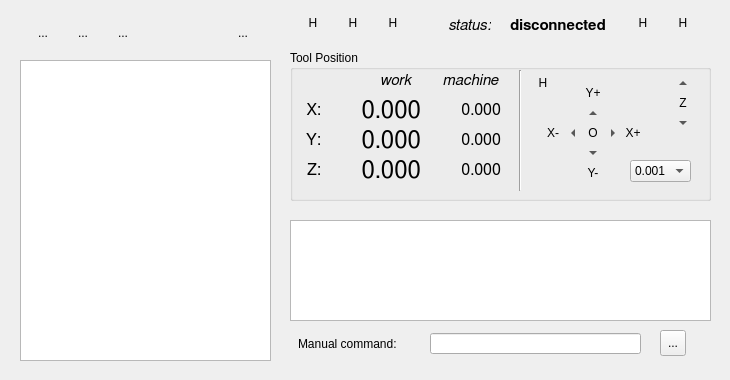
The window that src/mainwindow.ui (NRSoft/GSharpie) describes before a commit, drawn with Qt 5.
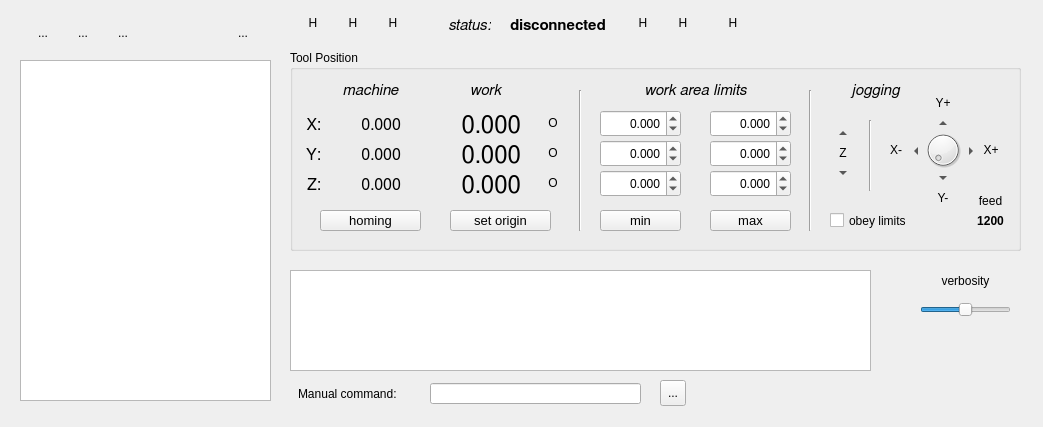
The same window after the commit. Icons and pictures are not drawn. Custom widgets are drawn as their Qt base class.

The edit to the form file:
```diff
--- a/src/mainwindow.ui
+++ b/src/mainwindow.ui
@@ -6,8 +6,8 @@
    <rect>
     <x>0</x>
     <y>0</y>
-    <width>730</width>
-    <height>380</height>
+    <width>1043</width>
+    <height>427</height>
    </rect>
   </property>
   <property name="sizePolicy">
@@ -18,14 +18,14 @@
   </property>
   <property name="minimumSize">
    <size>
-    <width>700</width>
-    <height>380</height>
+    <width>0</width>
+    <height>0</height>
    </size>
   </property>
   <property name="maximumSize">
    <size>
-    <width>750</width>
-    <height>380</height>
+    <width>1299</width>
+    <height>499</height>
    </size>
   </property>
   <property name="windowTitle">
@@ -36,8 +36,8 @@
     <property name="geometry">
      <rect>
       <x>290</x>
-      <y>220</y>
-      <width>421</width>
+      <y>270</y>
+      <width>581</width>
       <height>101</height>
      </rect>
     </property>
@@ -58,31 +58,18 @@
      <rect>
       <x>290</x>
       <y>50</y>
-      <width>421</width>
-      <height>151</height>
+      <width>731</width>
+      <height>201</height>
      </rect>
     </property>
     <property name="title">
      <string>Tool Position</string>
     </property>
-    <widget class="Line" name="line_2">
-     <property name="geometry">
-      <rect>
-       <x>220</x>
-       <y>20</y>
-       <width>20</width>
-       <height>121</height>
-      </rect>
-     </property>
-     <property name="orientation">
-      <enum>Qt::Vertical</enum>
-     </property>
-    </widget>
     <widget class="QLabel" name="label_7">
      <property name="geometry">
       <rect>
-       <x>380</x>
-       <y>40</y>
+       <x>540</x>
+       <y>90</y>
        <width>26</width>
        <height>26</height>
       </rect>
@@ -97,8 +84,8 @@
     <widget class="QLabel" name="label_4">
      <property name="geometry">
       <rect>
-       <x>80</x>
-       <y>20</y>
+       <x>170</x>
+       <y>30</y>
        <width>51</width>
        <height>21</height>
       </rect>
@@ -120,8 +107,8 @@
     <widget class="QLabel" name="label_5">
      <property name="geometry">
       <rect>
-       <x>150</x>
-       <y>20</y>
+       <x>50</x>
+       <y>30</y>
        <width>61</width>
        <height>21</height>
       </rect>
@@ -143,9 +130,9 @@
     <widget class="QLabel" name="label_WPosX">
      <property name="geometry">
       <rect>
-       <x>40</x>
-       <y>45</y>
-       <width>91</width>
+       <x>130</x>
+       <y>60</y>
+       <width>101</width>
        <height>30</height>
       </rect>
      </property>
@@ -165,9 +152,9 @@
     <widget class="QLabel" name="label_WPosY">
      <property name="geometry">
       <rect>
-       <x>40</x>
-       <y>75</y>
-       <width>91</width>
+       <x>130</x>
+       <y>90</y>
+       <width>101</width>
        <height>30</height>
       </rect>
      </property>
@@ -187,9 +174,9 @@
     <widget class="QLabel" name="label_WPosZ">
      <property name="geometry">
       <rect>
-       <x>40</x>
-       <y>105</y>
-       <width>91</width>
+       <x>130</x>
+       <y>120</y>
+       <width>101</width>
        <height>30</height>
       </rect>
      </property>
@@ -210,7 +197,7 @@
      <property name="geometry">
       <rect>
        <x>0</x>
-       <y>45</y>
+       <y>60</y>
        <width>31</width>
        <height>30</height>
       </rect>
@@ -232,7 +219,7 @@
      <property name="geometry">
       <rect>
        <x>0</x>
-       <y>75</y>
+       <y>90</y>
        <width>31</width>
        <height>30</height>
       </rect>
@@ -254,7 +241,7 @@
      <property name="geometry">
       <rect>
        <x>0</x>
-       <y>105</y>
+       <y>120</y>
        <width>31</width>
        <height>30</height>
       </rect>
@@ -275,8 +262,8 @@
     <widget class="QLabel" name="label_MPosZ">
      <property name="geometry">
       <rect>
-       <x>140</x>
-       <y>110</y>
+       <x>40</x>
+       <y>125</y>
        <width>71</width>
        <height>20</height>
       </rect>
@@ -297,8 +284,8 @@
     <widget class="QLabel" name="label_MPosY">
      <property name="geometry">
       <rect>
-       <x>140</x>
-       <y>80</y>
+       <x>40</x>
+       <y>95</y>
        <width>71</width>
        <height>20</height>
       </rect>
@@ -319,8 +306,8 @@
     <widget class="QLabel" name="label_MPosX">
      <property name="geometry">
       <rect>
-       <x>130</x>
-       <y>50</y>
+       <x>30</x>
+       <y>65</y>
        <width>81</width>
        <height>20</height>
       </rect>
@@ -341,8 +328,8 @@
     <widget class="QLabel" name="label_9">
      <property name="geometry">
       <rect>
-       <x>250</x>
-       <y>70</y>
+       <x>593</x>
+       <y>87</y>
        <width>26</width>
        <height>26</height>
       </rect>
@@ -357,8 +344,8 @@
     <widget class="QToolButton" name="btnJogL">
      <property name="geometry">
       <rect>
-       <x>270</x>
-       <y>70</y>
+       <x>613</x>
+       <y>88</y>
        <width>26</width>
        <height>26</height>
       </rect>
@@ -379,37 +366,14 @@
     <widget class="QToolButton" name="btnSetOrigin">
      <property name="geometry">
       <rect>
-       <x>290</x>
-       <y>70</y>
+       <x>668</x>
+       <y>88</y>
        <width>26</width>
        <height>26</height>
       </rect>
      </property>
      <property name="toolTip">
-      <string>&lt;html&gt;&lt;head/&gt;&lt;body&gt;&lt;p&gt;Set origin&lt;/p&gt;&lt;/body&gt;&lt;/html&gt;</string>
-     </property>
-     <property name="text">
-      <string>O</string>
-     </property>
-     <property name="icon">
-      <iconset resource="gsharpie.qrc">
-       <normaloff>:/icons/icons/origin.gif</normaloff>:/icons/icons/origin.gif</iconset>
-     </property>
-     <property name="autoRaise">
-      <bool>true</bool>
-     </property>
-    </widget>
-    <widget class="QToolButton" name="btnJogR">
-     <property name="geometry">
-      <rect>
-       <x>310</x>
-       <y>70</y>
-       <width>26</width>
-       <height>26</height>
-      </rect>
-     </property>
-     <property name="toolTip">
-      <string>&lt;html&gt;&lt;head/&gt;&lt;body&gt;&lt;p&gt;Move right&lt;/p&gt;&lt;/body&gt;&lt;/html&gt;</string>
+      <string>&lt;html&gt;&lt;head/&gt;&lt;body&gt;&lt;p&gt;Jog right&lt;/p&gt;&lt;/body&gt;&lt;/html&gt;</string>
      </property>
      <property name="text">
       <string>...</string>
@@ -424,8 +388,8 @@
     <widget class="QLabel" name="label_8">
      <property name="geometry">
       <rect>
-       <x>330</x>
-       <y>70</y>
+       <x>688</x>
+       <y>87</y>
        <width>26</width>
        <height>26</height>
       </rect>
@@ -440,8 +404,8 @@
     <widget class="QToolButton" name="btnJogB">
      <property name="geometry">
       <rect>
-       <x>290</x>
-       <y>90</y>
+       <x>640</x>
+       <y>115</y>
        <width>26</width>
        <height>26</height>
       </rect>
@@ -462,8 +426,8 @@
     <widget class="QLabel" name="label_11">
      <property name="geometry">
       <rect>
-       <x>290</x>
-       <y>110</y>
+       <x>640</x>
+       <y>135</y>
        <width>26</width>
        <height>26</height>
       </rect>
@@ -478,8 +442,8 @@
     <widget class="QToolButton" name="btnJogF">
      <property name="geometry">
       <rect>
-       <x>290</x>
-       <y>50</y>
+       <x>640</x>
+       <y>60</y>
        <width>26</width>
        <height>26</height>
       </rect>
@@ -500,8 +464,8 @@
     <widget class="QLabel" name="label_10">
      <property name="geometry">
       <rect>
-       <x>290</x>
-       <y>30</y>
+       <x>640</x>
+       <y>40</y>
        <width>26</width>
        <height>26</height>
       </rect>
@@ -516,37 +480,14 @@
     <widget class="QToolButton" name="btnHoming">
      <property name="geometry">
       <rect>
-       <x>240</x>
-       <y>20</y>
+       <x>540</x>
+       <y>70</y>
        <width>26</width>
        <height>26</height>
       </rect>
      </property>
      <property name="toolTip">
-      <string>&lt;html&gt;&lt;head/&gt;&lt;body&gt;&lt;p&gt;Homing cycle&lt;/p&gt;&lt;/body&gt;&lt;/html&gt;</string>
-     </property>
-     <property name="text">
-      <string>H</string>
-     </property>
-     <property name="icon">
-      <iconset resource="gsharpie.qrc">
-       <normaloff>:/icons/icons/home.png</normaloff>:/icons/icons/home.png</iconset>
-     </property>
-     <property name="autoRaise">
-      <bool>true</bool>
-     </property>
-    </widget>
-    <widget class="QToolButton" name="btnJogU">
-     <property name="geometry">
-      <rect>
-       <x>380</x>
-       <y>20</y>
-       <width>26</width>
-       <height>26</height>
-      </rect>
-     </property>
-     <property name="toolTip">
-      <string>&lt;html&gt;&lt;head/&gt;&lt;body&gt;&lt;p&gt;Move up&lt;/p&gt;&lt;/body&gt;&lt;/html&gt;</string>
+      <string>&lt;html&gt;&lt;head/&gt;&lt;body&gt;&lt;p&gt;Jog up&lt;/p&gt;&lt;/body&gt;&lt;/html&gt;</string>
      </property>
      <property name="text">
       <string>U</string>
@@ -561,8 +502,8 @@
     <widget class="QToolButton" name="btnJogD">
      <property name="geometry">
       <rect>
-       <x>380</x>
-       <y>60</y>
+       <x>540</x>
+       <y>110</y>
        <width>26</width>
        <height>26</height>
       </rect>
@@ -580,45 +521,457 @@
       <enum>Qt::DownArrow</enum>
      </property>
     </widget>
-    <widget class="QComboBox" name="comboJogDist">
+    <widget class="QToolButton" name="btn_setXOrigin">
+     <property name="geometry">
+      <rect>
+       <x>250</x>
+       <y>60</y>
+       <width>26</width>
+       <height>26</height>
+      </rect>
+     </property>
+     <property name="toolTip">
+      <string>&lt;html&gt;&lt;head/&gt;&lt;body&gt;&lt;p&gt;Set X origin&lt;/p&gt;&lt;/body&gt;&lt;/html&gt;</string>
+     </property>
+     <property name="text">
+      <string>O</string>
+     </property>
+     <property name="icon">
+      <iconset resource="gsharpie.qrc">
+       <normaloff>:/icons/icons/origin.gif</normaloff>:/icons/icons/origin.gif</iconset>
+     </property>
+     <property name="autoRaise">
+      <bool>true</bool>
+     </property>
+    </widget>
+    <widget class="QToolButton" name="btn_setYOrigin">
+     <property name="geometry">
+      <rect>
+       <x>250</x>
+       <y>90</y>
+       <width>26</width>
+       <height>26</height>
+      </rect>
+     </property>
+     <property name="toolTip">
+      <string>&lt;html&gt;&lt;head/&gt;&lt;body&gt;&lt;p&gt;Set Y origin&lt;/p&gt;&lt;/body&gt;&lt;/html&gt;</string>
+     </property>
+     <property name="text">
+      <string>O</string>
+     </property>
+     <property name="icon">
+      <iconset resource="gsharpie.qrc">
+       <normaloff>:/icons/icons/origin.gif</normaloff>:/icons/icons/origin.gif</iconset>
+     </property>
+     <property name="autoRaise">
+      <bool>true</bool>
+     </property>
+    </widget>
+    <widget class="QToolButton" name="btn_setZOrigin">
+     <property name="geometry">
+      <rect>
+       <x>250</x>
+       <y>120</y>
+       <width>26</width>
+       <height>26</height>
+      </rect>
+     </property>
+     <property name="toolTip">
+      <string>&lt;html&gt;&lt;head/&gt;&lt;body&gt;&lt;p&gt;Set Z origin&lt;/p&gt;&lt;/body&gt;&lt;/html&gt;</string>
+     </property>
+     <property name="text">
+      <string>O</string>
+     </property>
+     <property name="icon">
+      <iconset resource="gsharpie.qrc">
+       <normaloff>:/icons/icons/origin.gif</normaloff>:/icons/icons/origin.gif</iconset>
+     </property>
+     <property name="autoRaise">
+      <bool>true</bool>
+     </property>
+    </widget>
+    <widget class="QLabel" name="label_13">
+     <property name="geometry">
+      <rect>
+       <x>550</x>
+       <y>30</y>
+       <width>71</width>
+       <height>21</height>
+      </rect>
+     </property>
+     <property name="font">
+      <font>
+       <family>FreeSans</family>
+       <pointsize>11</pointsize>
+       <italic>true</italic>
+      </font>
+     </property>
+     <property name="text">
+      <string>jogging</string>
+     </property>
+     <property name="alignment">
+      <set>Qt::AlignCenter</set>
+     </property>
+    </widget>
+    <widget class="Line" name="line">
+     <property name="geometry">
+      <rect>
+       <x>280</x>
+       <y>40</y>
+       <width>20</width>
+       <height>141</height>
+      </rect>
+     </property>
+     <property name="orientation">
+      <enum>Qt::Vertical</enum>
+     </property>
+    </widget>
+    <widget class="Line" name="line_2">
+     <property name="geometry">
+      <rect>
+       <x>510</x>
+       <y>40</y>
+       <width>20</width>
+       <height>141</height>
+      </rect>
+     </property>
+     <property name="orientation">
+      <enum>Qt::Vertical</enum>
+     </property>
+    </widget>
+    <widget class="QPushButton" name="btn_homing">
+     <property name="geometry">
+      <rect>
+       <x>30</x>
+       <y>160</y>
+       <width>101</width>
+       <height>21</height>
+      </rect>
+     </property>
+     <property name="font">
+      <font>
+       <pointsize>10</pointsize>
+      </font>
+     </property>
+     <property name="toolTip">
+      <string>&lt;html&gt;&lt;head/&gt;&lt;body&gt;&lt;p&gt;Homing cycle&lt;/p&gt;&lt;/body&gt;&lt;/html&gt;</string>
+     </property>
+     <property name="text">
+      <string>homing</string>
+     </property>
+    </widget>
+    <widget class="QPushButton" name="btn_setXYZOrigin">
+     <property name="geometry">
+      <rect>
+       <x>160</x>
+       <y>160</y>
+       <width>101</width>
+       <height>21</height>
+      </rect>
+     </property>
+     <property name="font">
+      <font>
+       <pointsize>10</pointsize>
+      </font>
+     </property>
+     <property name="toolTip">
+      <string>&lt;html&gt;&lt;head/&gt;&lt;body&gt;&lt;p&gt;Set XYZ origin&lt;/p&gt;&lt;/body&gt;&lt;/html&gt;</string>
+     </property>
+     <property name="text">
+      <string>set origin</string>
+     </property>
+    </widget>
+    <widget class="QLabel" name="label_14">
      <property name="geometry">
       <rect>
        <x>340</x>
-       <y>110</y>
-       <width>61</width>
-       <height>22</height>
+       <y>30</y>
+       <width>131</width>
+       <height>21</height>
       </rect>
      </property>
-     <item>
-      <property name="text">
-       <string>0.001</string>
-      </property>
-     </item>
-     <item>
-      <property name="text">
-       <string>0.01</string>
-      </property>
-     </item>
-     <item>
-      <property name="text">
-       <string>0.1</string>
-      </property>
-     </item>
-     <item>
-      <property name="text">
-       <string>1.0</string>
-      </property>
-     </item>
-     <item>
-      <property name="text">
-       <string>10</string>
-      </property>
-     </item>
-     <item>
-      <property name="text">
-       <string>100</string>
-      </property>
-     </item>
+     <property name="font">
+      <font>
+       <family>FreeSans</family>
+       <pointsize>11</pointsize>
+       <italic>true</italic>
+      </font>
+     </property>
+     <property name="text">
+      <string>work area limits</string>
+     </property>
+     <property name="alignment">
+      <set>Qt::AlignCenter</set>
+     </property>
+    </widget>
+    <widget class="QPushButton" name="btn_setMinLimit">
+     <property name="geometry">
+      <rect>
+       <x>310</x>
+       <y>160</y>
+       <width>81</width>
+       <height>21</height>
+      </rect>
+     </property>
+     <property name="font">
+      <font>
+       <pointsize>10</pointsize>
+      </font>
+     </property>
+     <property name="toolTip">
+      <string>&lt;html&gt;&lt;head/&gt;&lt;body&gt;&lt;p&gt;Set to current&lt;/p&gt;&lt;/body&gt;&lt;/html&gt;</string>
+     </property>
+     <property name="text">
+      <string>min</string>
+     </property>
+    </widget>
+    <widget class="QDoubleSpinBox" name="spin_minX">
+     <property name="geometry">
+      <rect>
+       <x>310</x>
+       <y>60</y>
+       <width>81</width>
+       <height>27</height>
+      </rect>
+     </property>
+     <property name="alignment">
+      <set>Qt::AlignRight|Qt::AlignTrailing|Qt::AlignVCenter</set>
+     </property>
+     <property name="suffix">
+      <string/>
+     </property>
+     <property name="decimals">
+      <number>3</number>
+     </property>
+     <property name="minimum">
+      <double>-999.999000000000024</double>
+     </property>
+     <property name="maximum">
+      <double>999.999000000000024</double>
+     </property>
+    </widget>
+    <widget class="QDoubleSpinBox" name="spin_minY">
+     <property name="geometry">
+      <rect>
+       <x>310</x>
+       <y>90</y>
+       <width>81</width>
+       <height>27</height>
+      </rect>
+     </property>
+     <property name="alignment">
+      <set>Qt::AlignRight|Qt::AlignTrailing|Qt::AlignVCenter</set>
+     </property>
+     <property name="suffix">
+      <string/>
+     </property>
+     <property name="decimals">
+      <number>3</number>
+     </property>
+     <property name="minimum">
+      <double>-999.999000000000024</double>
+     </property>
+     <property name="maximum">
+      <double>999.999000000000024</double>
+     </property>
+    </widget>
+    <widget class="QDoubleSpinBox" name="spin_minZ">
+     <property name="geometry">
+      <rect>
+       <x>310</x>
+       <y>120</y>
+       <width>81</width>
+       <height>27</height>
+      </rect>
+     </property>
+     <property name="alignment">
+      <set>Qt::AlignRight|Qt::AlignTrailing|Qt::AlignVCenter</set>
+     </property>
+     <property name="suffix">
+      <string/>
+     </property>
+     <property name="decimals">
+      <number>3</number>
+     </property>
+     <property name="minimum">
+      <double>-999.999000000000024</double>
+     </property>
+     <property name="maximum">
+      <double>999.999000000000024</double>
+     </property>
+    </widget>
+    <widget class="QDoubleSpinBox" name="spin_maxX">
+     <property name="geometry">
+      <rect>
+       <x>420</x>
+       <y>60</y>
+       <width>81</width>
+       <height>27</height>
+      </rect>
+     </property>
+     <property name="alignment">
+      <set>Qt::AlignRight|Qt::AlignTrailing|Qt::AlignVCenter</set>
+     </property>
+     <property name="suffix">
+      <string/>
+     </property>
+     <property name="decimals">
+      <number>3</number>
+     </property>
+     <property name="minimum">
+      <double>-999.999000000000024</double>
+     </property>
+     <property name="maximum">
+      <double>999.999000000000024</double>
+     </property>
+    </widget>
+    <widget class="QPushButton" name="btn_setMaxLimit">
+     <property name="geometry">
+      <rect>
+       <x>420</x>
+       <y>160</y>
+       <width>81</width>
+       <height>21</height>
+      </rect>
+     </property>
+     <property name="font">
+      <font>
+       <pointsize>10</pointsize>
+      </font>
+     </property>
+     <property name="toolTip">
+      <string>&lt;html&gt;&lt;head/&gt;&lt;body&gt;&lt;p&gt;Set to current&lt;/p&gt;&lt;/body&gt;&lt;/html&gt;</string>
+     </property>
+     <property name="text">
+      <string>max</string>
+     </property>
+    </widget>
+    <widget class="QDoubleSpinBox" name="spin_maxZ">
+     <property name="geometry">
+      <rect>
+       <x>420</x>
+       <y>120</y>
+       <width>81</width>
+       <height>27</height>
+      </rect>
+     </property>
+     <property name="alignment">
+      <set>Qt::AlignRight|Qt::AlignTrailing|Qt::AlignVCenter</set>
+     </property>
+     <property name="suffix">
+      <string/>
+     </property>
+     <property name="decimals">
+      <number>3</number>
+     </property>
+     <property name="minimum">
+      <double>-999.999000000000024</double>
+     </property>
+     <property name="maximum">
+      <double>999.999000000000024</double>
+     </property>
+    </widget>
+    <widget class="QDoubleSpinBox" name="spin_maxY">
+     <property name="geometry">
+      <rect>
+       <x>420</x>
+       <y>90</y>
+       <width>81</width>
+       <height>27</height>
+      </rect>
+     </property>
+     <property name="alignment">
+      <set>Qt::AlignRight|Qt::AlignTrailing|Qt::AlignVCenter</set>
+     </property>
+     <property name="suffix">
+      <string/>
+     </property>
+     <property name="decimals">
+      <number>3</number>
+     </property>
+     <property name="minimum">
+      <double>-999.999000000000024</double>
+     </property>
+     <property name="maximum">
+      <double>999.999000000000024</double>
+     </property>
+    </widget>
+    <widget class="QCheckBox" name="check_obeyLimits">
+     <property name="geometry">
+      <rect>
+       <x>540</x>
+       <y>160</y>
+       <width>91</width>
+       <height>21</height>
+      </rect>
+     </property>
+     <property name="text">
+      <string>obey limits</string>
+     </property>
+    </widget>
+    <widget class="QDial" name="dial_jogFeed">
+     <property name="geometry">
+      <rect>
+       <x>633</x>
+       <y>80</y>
+       <width>40</width>
+       <height>40</height>
+      </rect>
+     </property>
+     <property name="toolTip">
+      <string>&lt;html&gt;&lt;head/&gt;&lt;body&gt;&lt;p&gt;Adjust jog step&lt;/p&gt;&lt;/body&gt;&lt;/html&gt;</string>
+     </property>
+    </widget>
+    <widget class="QLabel" name="label_jogFeed">
+     <property name="geometry">
+      <rect>
+       <x>680</x>
+       <y>160</y>
+       <width>41</width>
+       <height>21</height>
+      </rect>
+     </property>
+     <property name="font">
+      <font>
+       <weight>75</weight>
+       <bold>true</bold>
+      </font>
+     </property>
+     <property name="text">
+      <string>1200</string>
+     </property>
+     <property name="alignment">
+      <set>Qt::AlignCenter</set>
+     </property>
+    </widget>
+    <widget class="Line" name="line_4">
+     <property name="geometry">
+      <rect>
+       <x>570</x>
+       <y>70</y>
+       <width>20</width>
+       <height>71</height>
+      </rect>
+     </property>
+     <property name="orientation">
+      <enum>Qt::Vertical</enum>
+     </property>
+    </widget>
+    <widget class="QLabel" name="label_15">
+     <property name="geometry">
+      <rect>
+       <x>680</x>
+       <y>140</y>
+       <width>41</width>
+       <height>21</height>
+      </rect>
+     </property>
+     <property name="text">
+      <string>feed</string>
+     </property>
+     <property name="alignment">
+      <set>Qt::AlignCenter</set>
+     </property>
     </widget>
    </widget>
    <widget class="QLabel" name="label_Status">
@@ -810,7 +1163,7 @@
       <x>20</x>
       <y>60</y>
       <width>251</width>
-      <height>301</height>
+      <height>341</height>
      </rect>
     </property>
    </widget>
@@ -894,7 +1247,7 @@
     <property name="geometry">
      <rect>
       <x>430</x>
-      <y>333</y>
+      <y>383</y>
       <width>211</width>
       <height>21</height>
      </rect>
@@ -904,7 +1257,7 @@
     <property name="geometry">
      <rect>
       <x>660</x>
-      <y>330</y>
+      <y>380</y>
       <width>26</width>
       <height>26</height>
      </rect>
@@ -921,7 +1274,7 @@
     <property name="geometry">
      <rect>
       <x>298</x>
-      <y>333</y>
+      <y>383</y>
       <width>111</width>
       <height>21</height>
      </rect>
@@ -930,6 +1283,64 @@
      <string>Manual command:</string>
     </property>
    </widget>
+   <widget class="QToolButton" name="btnHoming1">
+    <property name="geometry">
+     <rect>
+      <x>720</x>
+      <y>10</y>
+      <width>26</width>
+      <height>26</height>
+     </rect>
+    </property>
+    <property name="toolTip">
+     <string>&lt;html&gt;&lt;head/&gt;&lt;body&gt;&lt;p&gt;Homing cycle&lt;/p&gt;&lt;/body&gt;&lt;/html&gt;</string>
+    </property>
+    <property name="text">
+     <string>H</string>
+    </property>
+    <property name="icon">
+     <iconset resource="gsharpie.qrc">
+      <normaloff>:/icons/icons/home.png</normaloff>:/icons/icons/home.png</iconset>
+    </property>
+    <property name="autoRaise">
+     <bool>true</bool>
+    </property>
+   </widget>
+   <widget class="QLabel" name="label_16">
+    <property name="geometry">
+     <rect>
+      <x>910</x>
+      <y>270</y>
+      <width>111</width>
+      <height>21</height>
+     </rect>
+    </property>
+    <property name="text">
+     <string>verbosity</string>
+    </property>
+    <property name="alignment">
+     <set>Qt::AlignCenter</set>
+    </property>
+   </widget>
+   <widget class="QSlider" name="horizontalSlider">
+    <property name="geometry">
+     <rect>
+      <x>920</x>
+      <y>300</y>
+      <width>91</width>
+      <height>20</height>
+     </rect>
+    </property>
+    <property name="minimum">
+     <number>-2</number>
+    </property>
+    <property name="maximum">
+     <number>2</number>
+    </property>
+    <property name="orientation">
+     <enum>Qt::Horizontal</enum>
+    </property>
+   </widget>
    <zorder>groupBox</zorder>
    <zorder>txtErrorLog</zorder>
    <zorder>label_Status</zorder>
```
Left out of the diff: 98 changed lines with no effect on the pictures.
